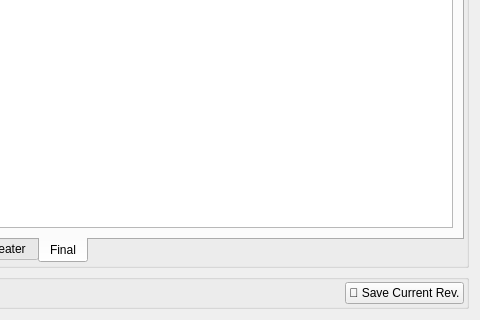
First picture: the form in ui/tender_application/results_tab.ui, repository AliTavakoliNiya/GriinPower, before the edit; both pictures show x 457 to 937 and y 335 to 655 of the 937 by 655 pixel window.
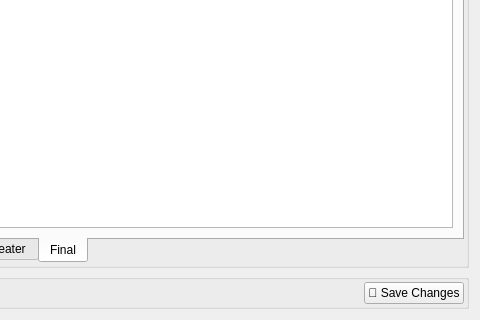
Second picture: the form after the edit. Icons and pictures are not drawn.

```diff
--- a/ui/tender_application/results_tab.ui
+++ b/ui/tender_application/results_tab.ui
@@ -175,7 +175,7 @@
         <item>
          <widget class="QPushButton" name="save_current_rev_btn">
           <property name="text">
-           <string>💾 Save Current Rev.</string>
+           <string>💾 Save Changes</string>
           </property>
          </widget>
         </item>
```
Left out of the diff: 2 changed lines with no effect on the pictures.
